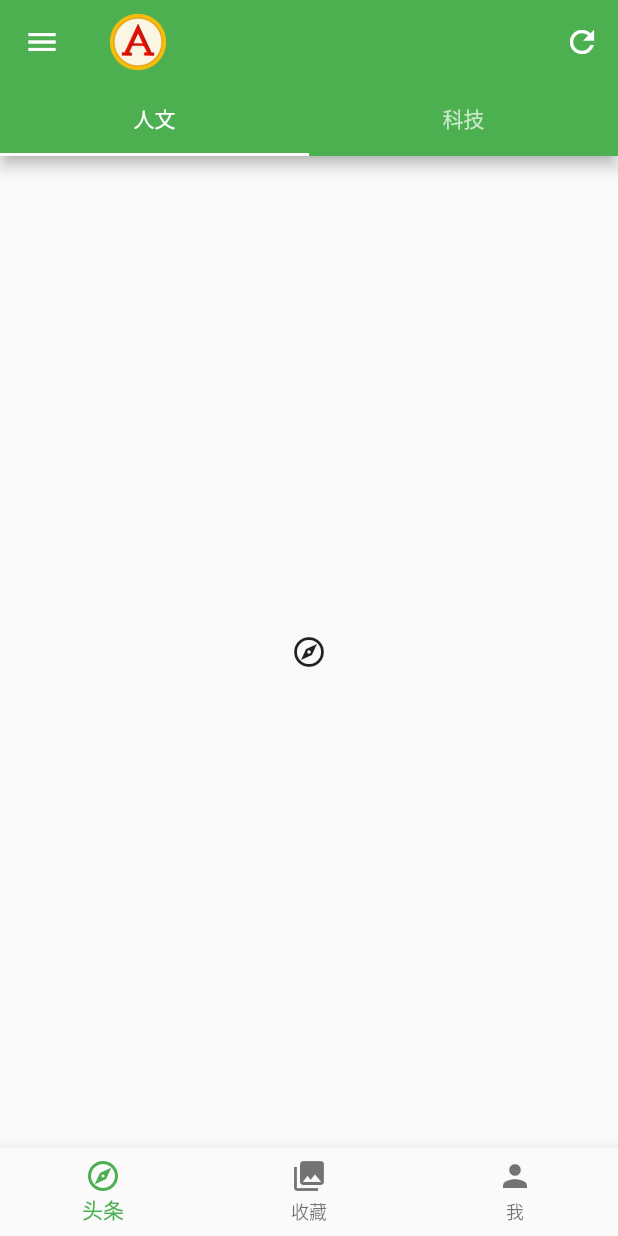
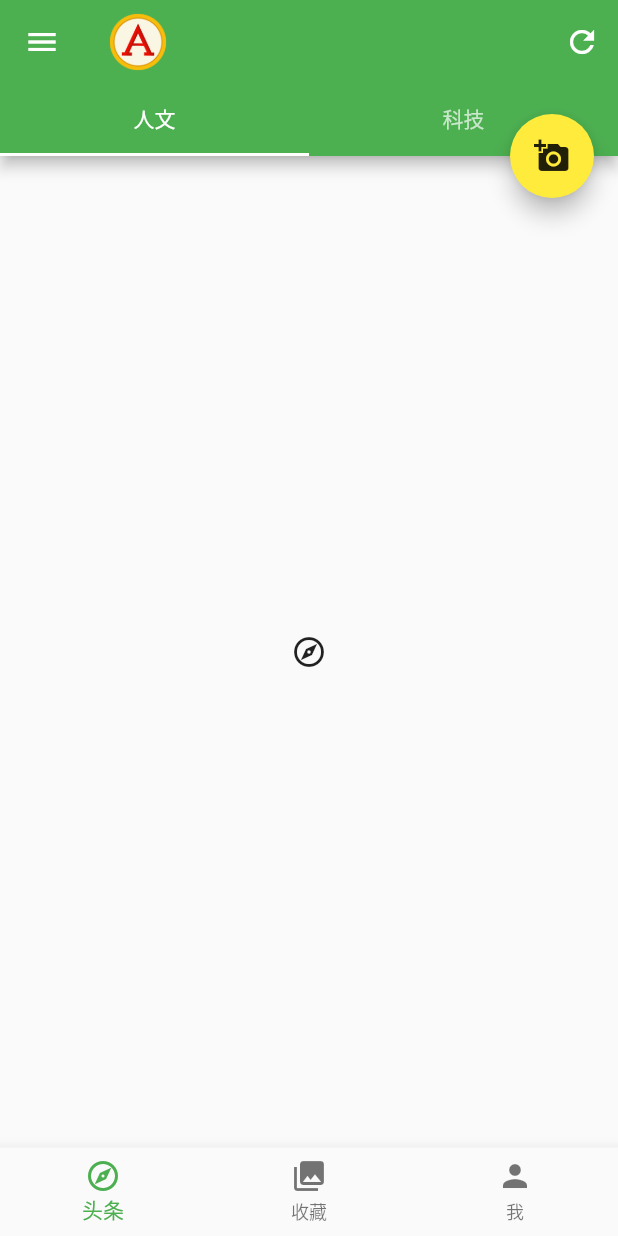
Before and after one commit to arunfung/flutter-zero, a Flutter app: the screen it shows after launch, on a phone screen of 412 x 824 dp. Run offline on Flutter 3.47's test engine with Material 2 defaults, Android fonts, the phone set to English and light mode, and no system bars.

Commit message:
FloatingActionButton 的定位、显示

```diff
--- a/lib/main.dart
+++ b/lib/main.dart
@@ -90,7 +90,8 @@ class _HomePageState extends State<HomePage> {
   }
 
   dynamic showAppBar() {
-    return _currentBottomNavigationBarIndex == 0 ? AppBar(
+    return _currentBottomNavigationBarIndex == 0
+        ? AppBar(
             leading: IconButton(
               icon: const Icon(Icons.menu),
               onPressed: () => {},
@@ -100,21 +101,39 @@ class _HomePageState extends State<HomePage> {
               width: 40,
             ),
             actions: [
-          IconButton(onPressed: _resetCounter, icon: const Icon(Icons.refresh)),
+              IconButton(
+                  onPressed: _resetCounter, icon: const Icon(Icons.refresh)),
             ],
             bottom: const TabBar(tabs: [
               Tab(text: '人文'),
               Tab(text: '科技'),
             ]),
-      ) : null;
+          )
+        : null;
+  }
+
+  dynamic showBottomNavigationBar() {
+    return BottomNavigationBar(
+        currentIndex: _currentBottomNavigationBarIndex,
+        onTap: _onTabBottomNavigationBar,
+        items: const [
+          BottomNavigationBarItem(
+              label: '头条', icon: Icon(Icons.explore_outlined)),
+          BottomNavigationBarItem(label: '收藏', icon: Icon(Icons.collections)),
+          BottomNavigationBarItem(label: '我', icon: Icon(Icons.person)),
+        ]);
   }
 
   dynamic showFloatingActionButton() {
-    return _currentBottomNavigationBarIndex == 2 ? FloatingActionButton(
+    return _currentBottomNavigationBarIndex == 0
+        ? FloatingActionButton(
             onPressed: _incrementCounter,
             tooltip: 'Increment',
-        child: const Icon(Icons.add),
-      ) : null;
+            backgroundColor: Colors.yellow,
+            foregroundColor: Colors.black87,
+            child: const Icon(Icons.add_a_photo),
+          )
+        : null;
   }
 
   @override
@@ -122,16 +141,9 @@ class _HomePageState extends State<HomePage> {
     return Scaffold(
       appBar: showAppBar(),
       body: pages[_currentBottomNavigationBarIndex],
-      bottomNavigationBar: BottomNavigationBar(
-          currentIndex: _currentBottomNavigationBarIndex,
-          onTap: _onTabBottomNavigationBar,
-          items: const [
-            BottomNavigationBarItem(
-                label: '头条', icon: Icon(Icons.explore_outlined)),
-            BottomNavigationBarItem(label: '收藏', icon: Icon(Icons.collections)),
-            BottomNavigationBarItem(label: '我', icon: Icon(Icons.person)),
-          ]),
+      bottomNavigationBar: showBottomNavigationBar(),
       floatingActionButton: showFloatingActionButton(),
+      floatingActionButtonLocation: FloatingActionButtonLocation.endTop,
     );
   }
 }
```
Lines whose indentation alone changed are shown as unchanged.
